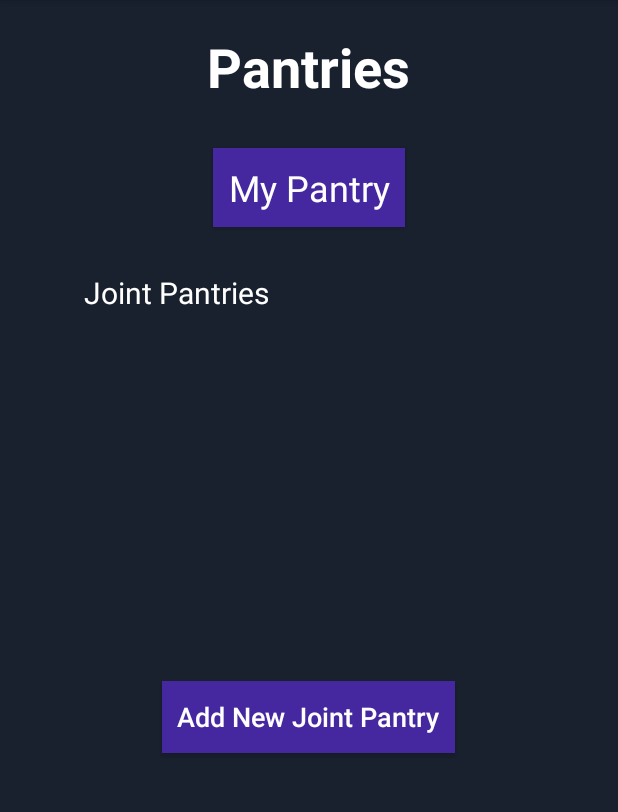
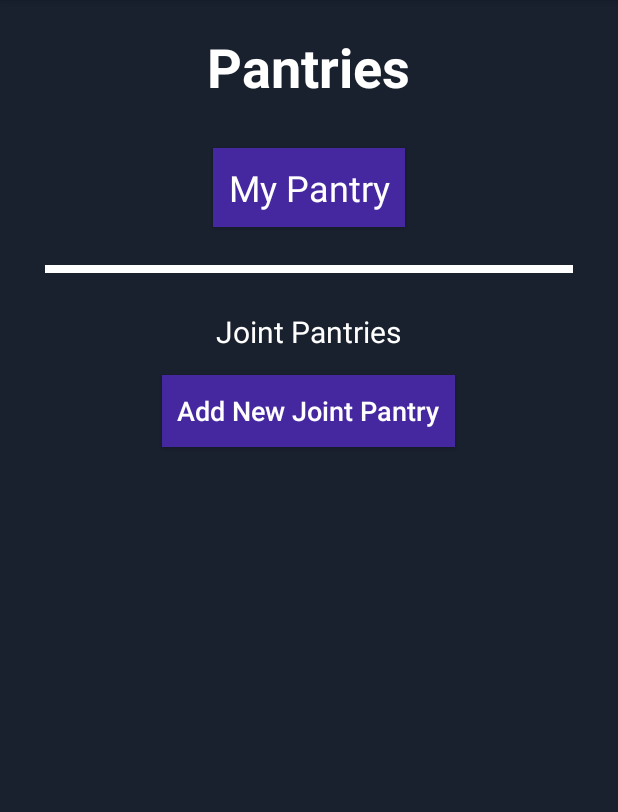
Before and after one commit to tribby5/PantryPals, an Android app: the fragment PantryTabFragment shown on its own in the app's theme, on a phone screen of 412 x 824 dp, the part 84-896 px from its top. Run offline under Robolectric (Android 15) with nearby library versions, the phone set to English and light mode, and no system bars; our stand-ins replace Firebase (no records; nobody signed in at launch, a user with empty details on screens opened directly); 1 statement that could not run was skipped.

Commit message:
Fixing some UI problems for pantry page

```diff
--- a/app/src/main/res/layout/fragment_pantry.xml
+++ b/app/src/main/res/layout/fragment_pantry.xml
@@ -34,9 +34,16 @@
         android:textAppearance="@style/TextAppearance.AppCompat.Caption"
         android:textSize="24sp"
         android:layout_gravity="center"
-        android:layout_marginBottom="30dp"
+        android:layout_marginBottom="25dp"
         android:padding="10dp"
         />
+
+    <View
+        android:layout_width="fill_parent"
+        android:layout_height="5dp"
+        android:layout_marginStart="30dp"
+        android:layout_marginEnd="30dp"
+        android:background="#FFF"/>
 
     <TextView
         android:id="@+id/joint_pantries"
@@ -45,9 +52,25 @@
         android:text="@string/joint_pantries"
         android:textSize="20sp"
         android:textColor="@color/colorWhite"
-        android:layout_marginStart="56dp"
+        android:layout_gravity="center"
+        android:layout_marginTop="25dp"
         android:layout_marginBottom="15dp"
+        android:textAlignment="center"
      />
+
+    <Button
+        android:id="@+id/addJointPantry"
+        android:layout_width="wrap_content"
+        android:layout_height="wrap_content"
+        android:text="@string/add_new_joint_pantry"
+        android:textSize="18sp"
+        android:textColor="@color/colorWhite"
+        android:background="@color/colorAccentAlt"
+        android:layout_gravity="center"
+        android:padding="10dp"
+        android:textAllCaps="false"
+        android:layout_marginBottom="20dp"
+        />
 
     <ListView
         android:id="@+id/jointPantriesListView"
@@ -62,18 +85,7 @@
       ></ListView>
     <!-- android:background="@drawable/border_ui" -->
 
-    <Button
-        android:id="@+id/addJointPantry"
-        android:layout_width="wrap_content"
-        android:layout_height="wrap_content"
-        android:text="@string/add_new_joint_pantry"
-        android:textSize="18sp"
-        android:textColor="@color/colorWhite"
-        android:background="@color/colorAccentAlt"
-        android:layout_gravity="center"
-        android:padding="10dp"
-        android:textAllCaps="false"
-        />
+
 
 
 </LinearLayout>
```
Also changed, not shown: app/src/main/res/layout/fragment_personal_pantry.xml (+14 -7 lines).
